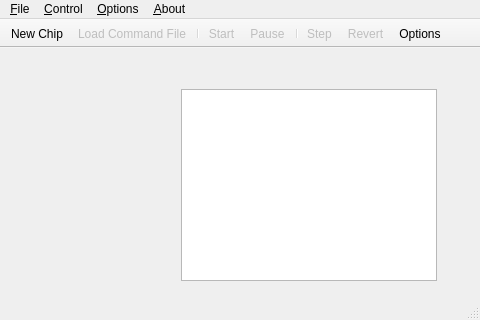
This is mainwindow.ui in dkz051/dmfb-simulator as Qt 5 draws it before an edit. The edited form follows.
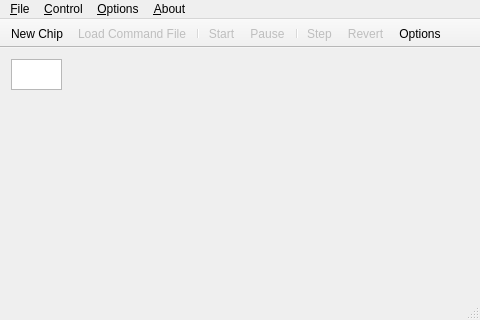
This is the edited form. Custom widgets are drawn as their Qt base class.

The edit to the form file:
```diff
--- a/mainwindow.ui
+++ b/mainwindow.ui
@@ -49,10 +49,10 @@
       <widget class="QTextBrowser" name="txtContent">
        <property name="geometry">
         <rect>
-         <x>170</x>
-         <y>30</y>
-         <width>256</width>
-         <height>192</height>
+         <x>0</x>
+         <y>0</y>
+         <width>51</width>
+         <height>31</height>
         </rect>
        </property>
       </widget>
```
